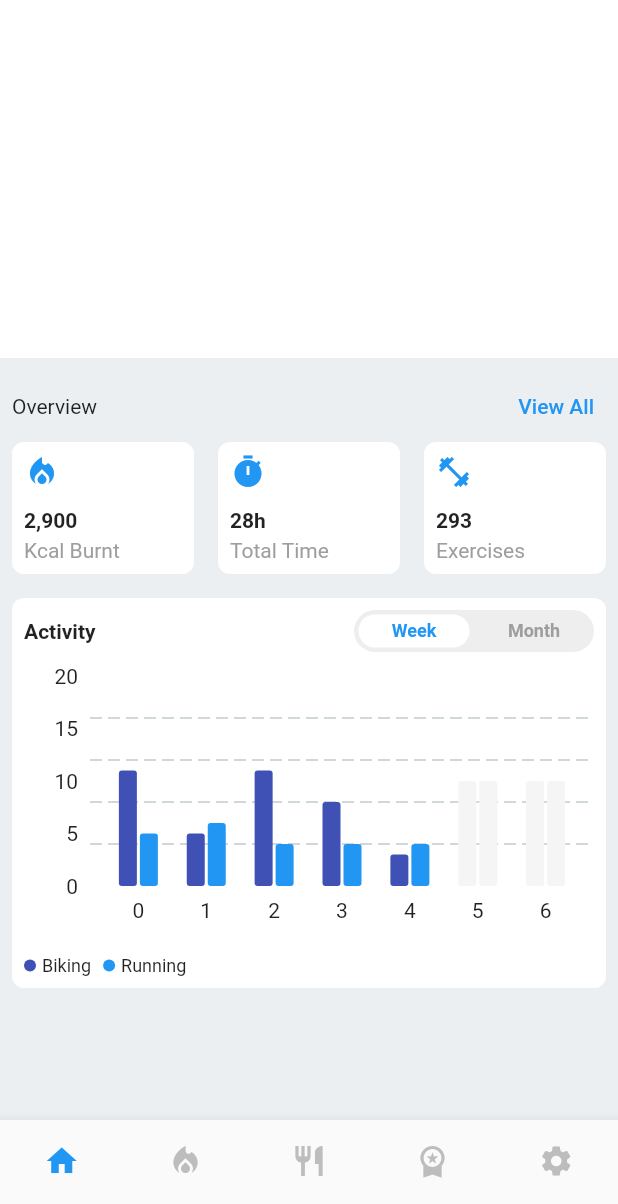
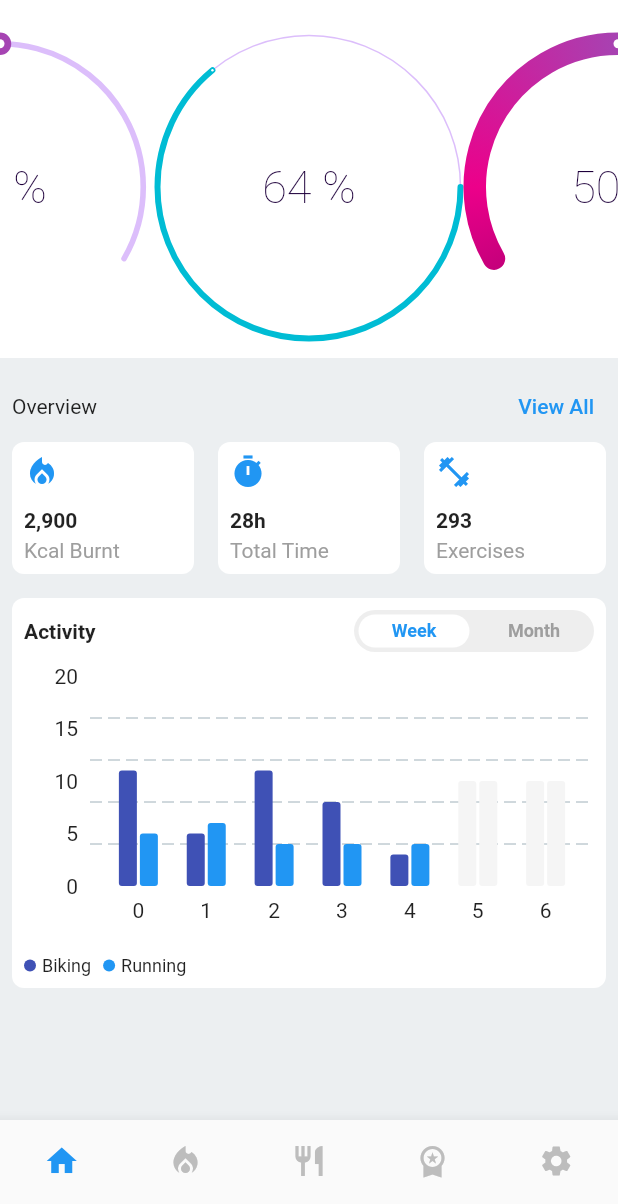
Before and after one commit to JAICHANGPARK/flutter_notebook_19th_story, a Flutter app: the FitnessMobileMainPage screen opened directly, on a phone screen of 412 x 824 dp, the part 32-1236 px from its top. Run offline on Flutter 3.47's test engine with Material 2 defaults, Android fonts, the phone set to English and light mode, and no system bars; drawn by our look-alikes of fl_chart, sleek_circular_slider; our stand-ins replace bubble_tab_indicator, cached_network_image, countup, flutter_riverpod, freezed_annotation, smooth_page_indicator and 1 more; network calls fail.

Commit message:
Update fitness_home_widget.dart

```diff
--- a/lib/ep1143_fitness_mobile_app/src/ui/widget/fitness_home_widget.dart
+++ b/lib/ep1143_fitness_mobile_app/src/ui/widget/fitness_home_widget.dart
@@ -1,5 +1,6 @@
 import 'package:fl_chart/fl_chart.dart';
 import 'package:flutter/material.dart';
+import 'package:sleek_circular_slider/sleek_circular_slider.dart';
 
 class FitnessHomeWidget extends StatefulWidget {
   const FitnessHomeWidget({Key? key}) : super(key: key);
@@ -9,9 +10,7 @@ class FitnessHomeWidget extends StatefulWidget {
 }
 
 class _FitnessHomeWidgetState extends State<FitnessHomeWidget> {
-  PageController _pageController = PageController(
-      initialPage: 1,
-      viewportFraction: 0.8);
+  PageController _pageController = PageController(initialPage: 1, viewportFraction: 0.5);
 
   @override
   Widget build(BuildContext context) {
@@ -31,10 +30,29 @@ class _FitnessHomeWidgetState extends State<FitnessHomeWidget> {
                   fontWeight: FontWeight.bold,
                 ),
               ),
+              SizedBox(
+                height: 16,
+              ),
               Expanded(
                 child: PageView(
                   controller: _pageController,
-                  children: [],
+                  children: [
+                    SleekCircularSlider(),
+                    SleekCircularSlider(
+                      appearance: CircularSliderAppearance(
+                        angleRange: 360.0,
+                        startAngle: 0,
+                        customWidths: CustomSliderWidths(progressBarWidth: 4),
+                        customColors: CustomSliderColors(
+                          progressBarColor: Colors.cyan,
+                        ),
+                      ),
+                      max: 100,
+                      min: 0,
+                      initialValue: 64,
+                    ),
+                    SleekCircularSlider(),
+                  ],
                 ),
               ),
             ],
```
